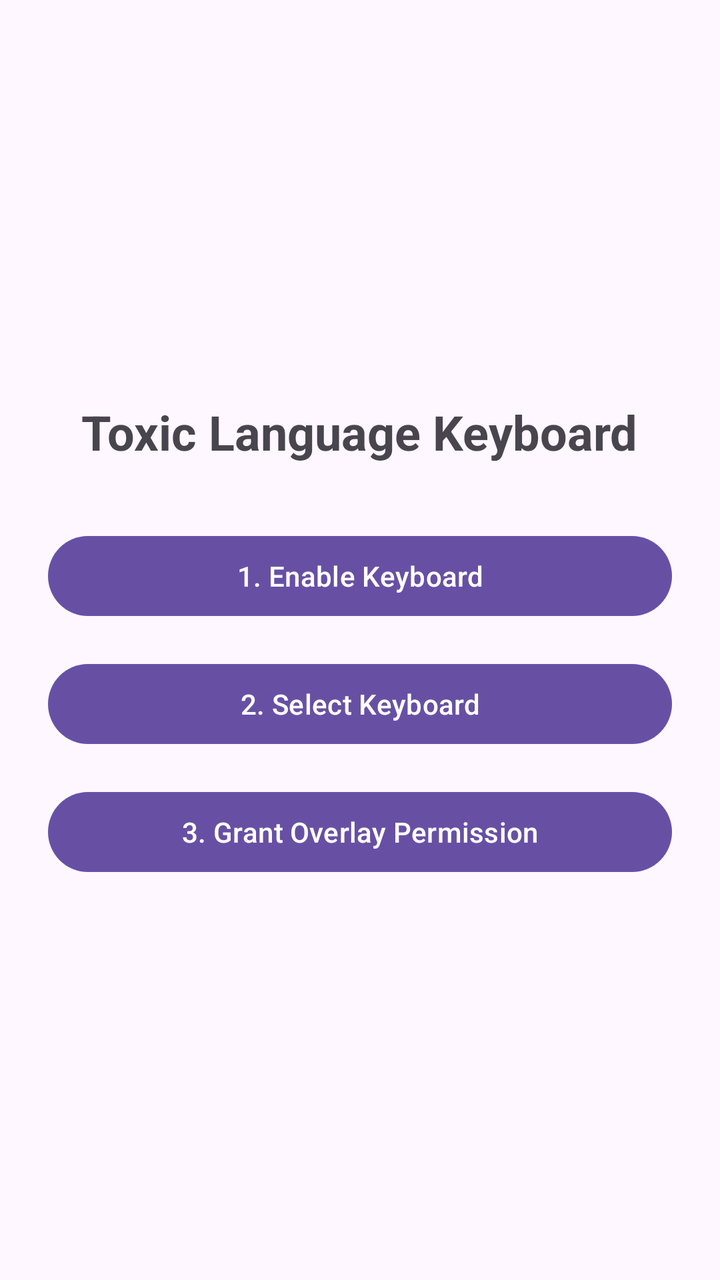
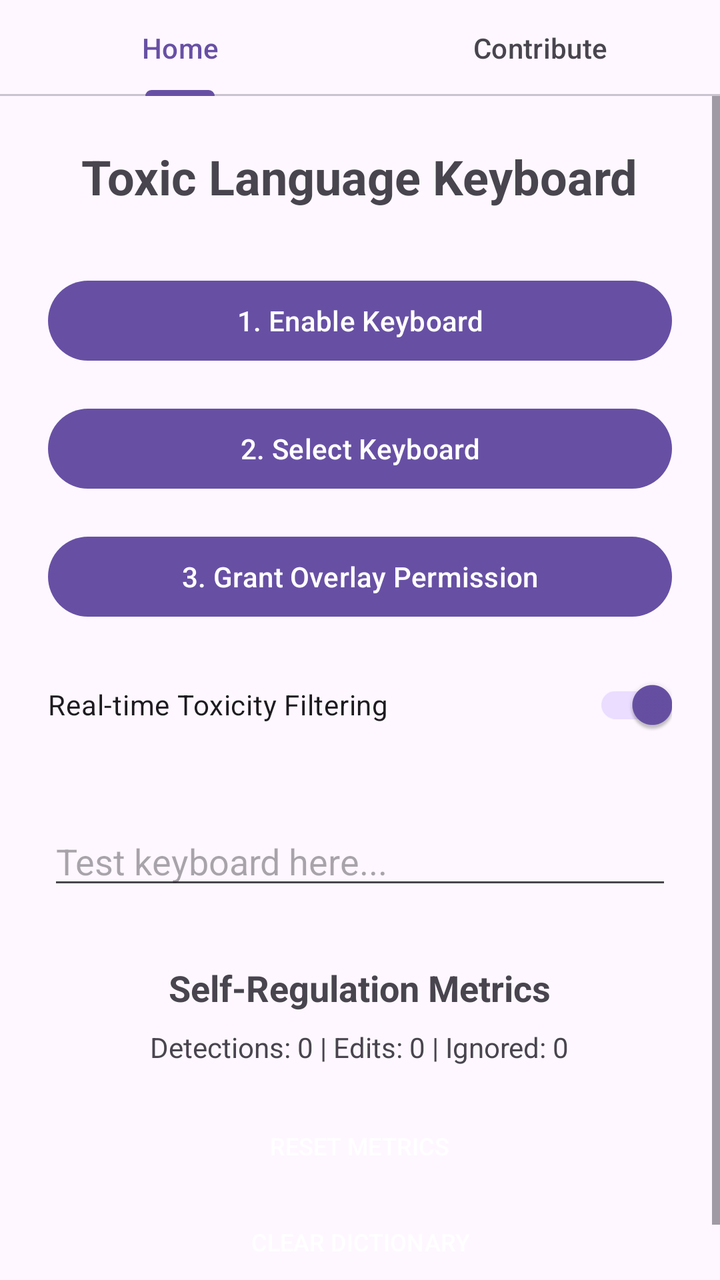

Compare the two renders of this Android layout. The source of the first and the diff that turns it into the second are given below.
<!-- AndroidManifest.xml: application theme Theme.ToxicLanguageKeyboard -->
<!-- res/layout/activity_main.xml -->
<?xml version="1.0" encoding="utf-8"?>
<LinearLayout xmlns:android="http://schemas.android.com/apk/res/android"
    android:id="@+id/main"
    android:layout_width="match_parent"
    android:layout_height="match_parent"
    android:orientation="vertical"
    android:padding="24dp"
    android:gravity="center">

    <TextView
        android:layout_width="wrap_content"
        android:layout_height="wrap_content"
        android:text="@string/app_name"
        android:textSize="24sp"
        android:textStyle="bold"
        android:layout_marginBottom="32dp"/>

    <Button
        android:id="@+id/btn_enable_keyboard"
        android:layout_width="match_parent"
        android:layout_height="wrap_content"
        android:text="@string/btn_enable_keyboard"
        android:layout_marginBottom="16dp"/>

    <Button
        android:id="@+id/btn_select_keyboard"
        android:layout_width="match_parent"
        android:layout_height="wrap_content"
        android:text="@string/btn_select_keyboard"
        android:layout_marginBottom="16dp"/>

    <Button
        android:id="@+id/btn_overlay_permission"
        android:layout_width="match_parent"
        android:layout_height="wrap_content"
        android:text="@string/btn_overlay_permission" />

</LinearLayout>
<!-- resources referenced by this layout -->
<resources>
  <string name="app_name">Toxic Language Keyboard</string>
  <string name="btn_enable_keyboard">1. Enable Keyboard</string>
  <string name="btn_overlay_permission">3. Grant Overlay Permission</string>
  <string name="btn_select_keyboard">2. Select Keyboard</string>
  <style name="Theme.ToxicLanguageKeyboard" parent="Base.Theme.ToxicLanguageKeyboard" />
  <style name="Base.Theme.ToxicLanguageKeyboard" parent="Theme.Material3.DayNight.NoActionBar">
          
          
      </style>
</resources>

<!-- the commit's change to res/layout/activity_main.xml (unified diff, before → after) -->
@@ -1,38 +1,169 @@
 <?xml version="1.0" encoding="utf-8"?>
 <LinearLayout xmlns:android="http://schemas.android.com/apk/res/android"
-    android:id="@+id/main"
+    xmlns:app="http://schemas.android.com/apk/res-auto"
     android:layout_width="match_parent"
     android:layout_height="match_parent"
     android:orientation="vertical"
-    android:padding="24dp"
-    android:gravity="center">
+    android:fitsSystemWindows="true">
 
-    <TextView
-        android:layout_width="wrap_content"
-        android:layout_height="wrap_content"
-        android:text="@string/app_name"
-        android:textSize="24sp"
-        android:textStyle="bold"
-        android:layout_marginBottom="32dp"/>
-
-    <Button
-        android:id="@+id/btn_enable_keyboard"
+    <com.google.android.material.tabs.TabLayout
+        android:id="@+id/tab_layout"
         android:layout_width="match_parent"
         android:layout_height="wrap_content"
-        android:text="@string/btn_enable_keyboard"
-        android:layout_marginBottom="16dp"/>
+        app:tabMode="fixed"
+        app:tabGravity="fill">
+        <com.google.android.material.tabs.TabItem
+            android:layout_width="wrap_content"
+            android:layout_height="wrap_content"
+            android:text="@string/tab_settings" />
+        <com.google.android.material.tabs.TabItem
+            android:layout_width="wrap_content"
+            android:layout_height="wrap_content"
+            android:text="@string/tab_contribute" />
+    </com.google.android.material.tabs.TabLayout>
 
-    <Button
-        android:id="@+id/btn_select_keyboard"
+    <FrameLayout
         android:layout_width="match_parent"
-        android:layout_height="wrap_content"
-        android:text="@string/btn_select_keyboard"
-        android:layout_marginBottom="16dp"/>
+        android:layout_height="match_parent">
 
-    <Button
-        android:id="@+id/btn_overlay_permission"
-        android:layout_width="match_parent"
-        android:layout_height="wrap_content"
-        android:text="@string/btn_overlay_permission" />
+        
+        <ScrollView
+            android:id="@+id/view_settings"
+            android:layout_width="match_parent"
+            android:layout_height="match_parent"
+            android:visibility="visible">
 
+            <LinearLayout
+                android:layout_width="match_parent"
+                android:layout_height="wrap_content"
+                android:orientation="vertical"
+                android:padding="24dp"
+                android:gravity="center">
+
+                <TextView
+                    android:layout_width="wrap_content"
+                    android:layout_height="wrap_content"
+                    android:text="@string/app_name"
+                    android:textSize="24sp"
+                    android:textStyle="bold"
+                    android:layout_marginBottom="32dp"/>
+
+                <Button
+                    android:id="@+id/btn_enable_keyboard"
+                    android:layout_width="match_parent"
+                    android:layout_height="wrap_content"
+                    android:text="@string/btn_enable_keyboard"
+                    android:layout_marginBottom="16dp"/>
+
+                <Button
+                    android:id="@+id/btn_select_keyboard"
+                    android:layout_width="match_parent"
+                    android:layout_height="wrap_content"
+                    android:text="@string/btn_select_keyboard"
+                    android:layout_marginBottom="16dp"/>
+
+                <Button
+                    android:id="@+id/btn_overlay_permission"
+                    android:layout_width="match_parent"
+                    android:layout_height="wrap_content"
+                    android:text="@string/btn_overlay_permission"
+                    android:layout_marginBottom="16dp" />
+
+                <com.google.android.material.switchmaterial.SwitchMaterial
+                    android:id="@+id/switch_filtering"
+                    android:layout_width="match_parent"
+                    android:layout_height="wrap_content"
+                    android:text="@string/switch_filtering_label"
+                    android:layout_marginBottom="32dp"
+                    android:checked="true" />
+
+                <EditText
+                    android:id="@+id/et_test"
+                    android:layout_width="match_parent"
+                    android:layout_height="wrap_content"
+                    android:hint="Test keyboard here..."
+                    android:inputType="textLongMessage"
+                    android:layout_marginBottom="32dp" />
+
+                <TextView
+                    android:layout_width="wrap_content"
+                    android:layout_height="wrap_content"
+                    android:text="@string/stats_title"
+                    android:textSize="18sp"
+                    android:textStyle="bold"
+                    android:layout_marginBottom="8dp" />
+
+                <TextView
+                    android:id="@+id/tv_stats"
+                    android:layout_width="wrap_content"
+                    android:layout_height="wrap_content"
+                    android:text="Detections: 0 | Edits: 0 | Ignored: 0"
+                    android:textSize="14sp"
+                    android:layout_marginBottom="16dp" />
+
+                <Button
+                    android:id="@+id/btn_reset_stats"
+                    style="?android:attr/borderlessButtonStyle"
+                    android:layout_width="wrap_content"
+                    android:layout_height="wrap_content"
+                    android:text="@string/btn_reset_metrics"
+                    android:textSize="12sp" />
+
+                <Button
+                    android:id="@+id/btn_clear_dictionary"
+                    style="?android:attr/borderlessButtonStyle"
+                    android:layout_width="wrap_content"
+                    android:layout_height="wrap_content"
+                    android:text="@string/btn_clear_dictionary"
+                    android:textSize="12sp" />
+
+            </LinearLayout>
+        </ScrollView>
+
+        
+        <LinearLayout
+            android:id="@+id/view_contribute"
+            android:layout_width="match_parent"
+            android:layout_height="match_parent"
+            android:orientation="vertical"
+            android:padding="24dp"
+            android:gravity="center"
+            android:visibility="gone">
+
+            <TextView
+                android:layout_width="wrap_content"
+                android:layout_height="wrap_content"
+                android:text="Help Improve the Model"
+                android:textSize="20sp"
+                android:textStyle="bold"
+                android:layout_marginBottom="16dp" />
+
+            <TextView
+                android:id="@+id/tv_feedback_stats"
+                android:layout_width="match_parent"
+                android:layout_height="wrap_content"
+                android:text="New Toxic Words: 0\nFalse Positives: 0"
+                android:textSize="16sp"
+                android:gravity="center"
+                android:layout_marginBottom="32dp" />
+
+            <Button
+                android:id="@+id/btn_upload_feedback"
+                android:layout_width="match_parent"
+                android:layout_height="wrap_content"
+                android:text="@string/btn_upload"
+                android:backgroundTint="#2196F3"
+                android:textColor="#FFFFFF" />
+
+            <TextView
+                android:layout_width="match_parent"
+                android:layout_height="wrap_content"
+                android:layout_marginTop="24dp"
+                android:text="By uploading, you help us refine the local filtering model. No personal identifying information is sent."
+                android:textSize="12sp"
+                android:textColor="#757575"
+                android:gravity="center" />
+
+        </LinearLayout>
+    </FrameLayout>
 </LinearLayout>
<!-- resource entries referenced after the edit -->
@@ -1,9 +1,16 @@
 <!-- resources referenced by this layout -->
 <resources>
   <string name="app_name">Toxic Language Keyboard</string>
+  <string name="btn_clear_dictionary">Clear Dictionary</string>
   <string name="btn_enable_keyboard">1. Enable Keyboard</string>
   <string name="btn_overlay_permission">3. Grant Overlay Permission</string>
+  <string name="btn_reset_metrics">Reset Metrics</string>
   <string name="btn_select_keyboard">2. Select Keyboard</string>
+  <string name="btn_upload">Upload Feedback</string>
+  <string name="stats_title">Self-Regulation Metrics</string>
+  <string name="switch_filtering_label">Real-time Toxicity Filtering</string>
+  <string name="tab_contribute">Contribute</string>
+  <string name="tab_settings">Home</string>
   <style name="Theme.ToxicLanguageKeyboard" parent="Base.Theme.ToxicLanguageKeyboard" />
   <style name="Base.Theme.ToxicLanguageKeyboard" parent="Theme.Material3.DayNight.NoActionBar">
           
